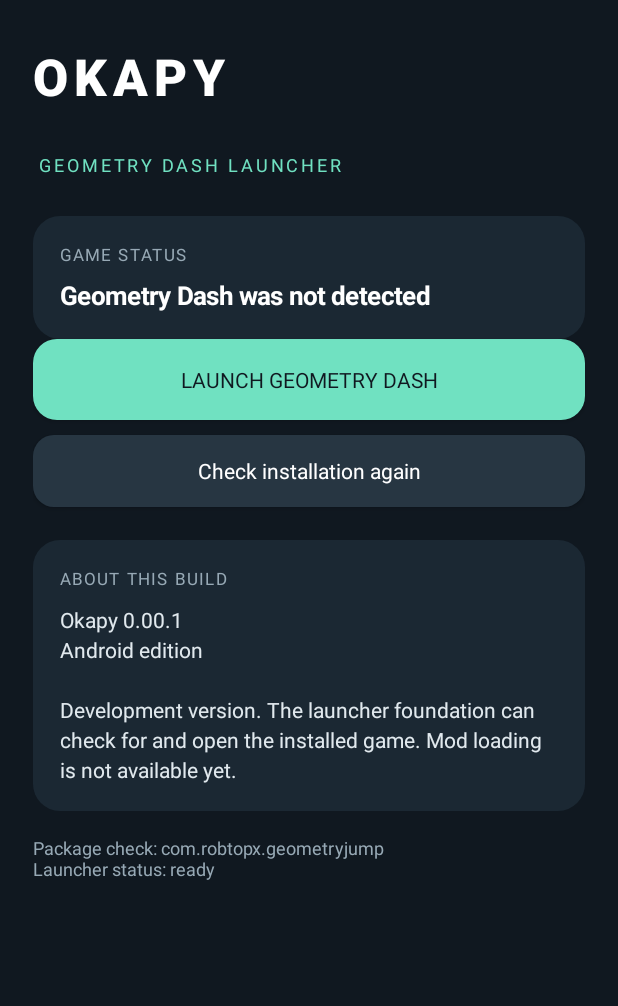
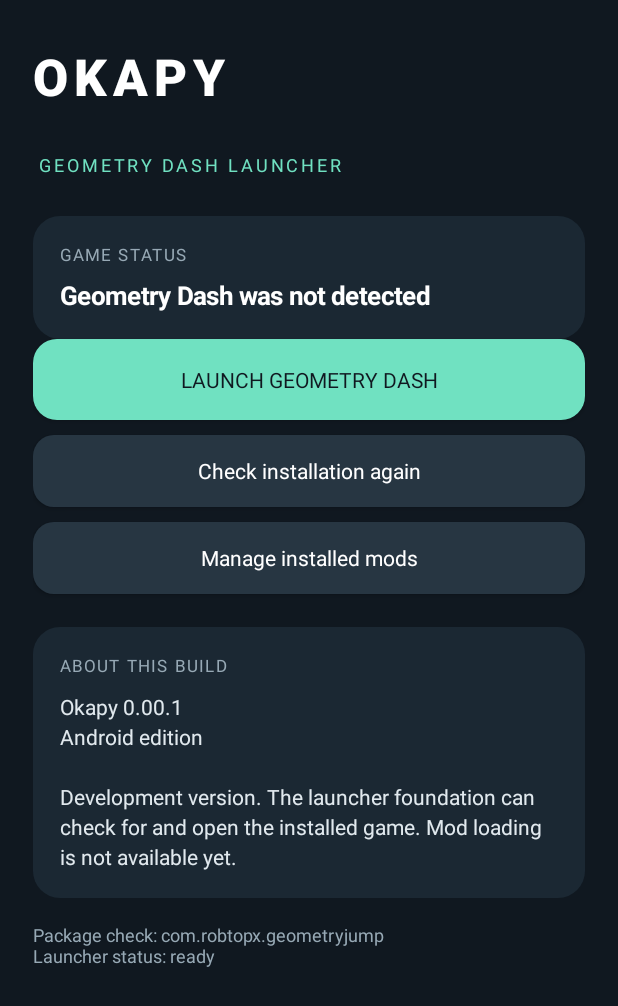
Before and after one commit to daviluccaff34-sys/Okapy, an Android app: the screen it shows after launch (MainActivity), on a phone screen of 412 x 824 dp. Shown: the top 1006 px of the screen. Run offline under Robolectric (Android 15) with nearby library versions, the phone set to English and light mode, and no system bars.

Commit message:
feat(android): connect launcher to mod library

```diff
--- a/launcher/android/app/src/main/java/com/okapy/launcher/MainActivity.kt
+++ b/launcher/android/app/src/main/java/com/okapy/launcher/MainActivity.kt
@@ -98,6 +98,17 @@ class MainActivity : Activity() {
         }
         page.addView(refreshButton, spaced(0, 10).apply { height = dp(48) })
 
+        val modsButton = Button(this).apply {
+            text = "Manage installed mods"
+            isAllCaps = false
+            setTextColor(Color.WHITE)
+            background = rounded(Color.rgb(39, 54, 66), 14)
+            setOnClickListener {
+                startActivity(Intent(this@MainActivity, ModLibraryActivity::class.java))
+            }
+        }
+        page.addView(modsButton, spaced(0, 10).apply { height = dp(48) })
+
         val infoCard = card()
         val infoTitle = TextView(this).apply {
             text = "ABOUT THIS BUILD"
```
